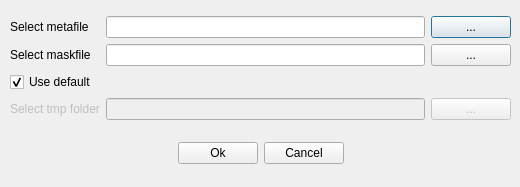
Old version of the form main_form.ui in the repository bastrakov-sergei/Acca_Plugin.
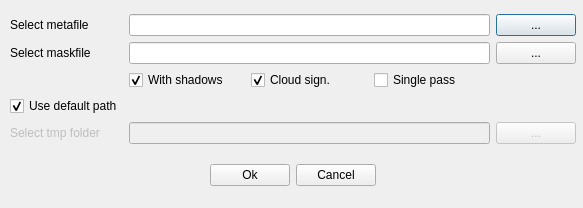
New version of the form.

Commit message: Adding options in main form.

The edit to the form file:
```diff
--- a/main_form.ui
+++ b/main_form.ui
@@ -6,8 +6,8 @@
    <rect>
     <x>0</x>
     <y>0</y>
-    <width>520</width>
-    <height>187</height>
+    <width>583</width>
+    <height>208</height>
    </rect>
   </property>
   <property name="windowTitle">
@@ -18,8 +18,8 @@
     <rect>
      <x>10</x>
      <y>0</y>
-     <width>501</width>
-     <height>181</height>
+     <width>566</width>
+     <height>201</height>
     </rect>
    </property>
    <layout class="QGridLayout" name="gridLayout">
@@ -61,10 +61,10 @@
           </property>
          </widget>
         </item>
-        <item row="2" column="0">
+        <item row="3" column="0">
          <widget class="QCheckBox" name="chkDefault">
           <property name="text">
-           <string>Use default</string>
+           <string>Use default path</string>
           </property>
           <property name="checked">
            <bool>true</bool>
@@ -74,7 +74,7 @@
           </property>
          </widget>
         </item>
-        <item row="3" column="0">
+        <item row="4" column="0">
          <widget class="QLabel" name="lblTmpfolder">
           <property name="enabled">
            <bool>false</bool>
@@ -84,14 +84,14 @@
           </property>
          </widget>
         </item>
-        <item row="3" column="1">
+        <item row="4" column="1">
          <widget class="QLineEdit" name="txtTmpfolder">
           <property name="enabled">
            <bool>false</bool>
           </property>
          </widget>
         </item>
-        <item row="3" column="2">
+        <item row="4" column="2">
          <widget class="QPushButton" name="btnOpenTmpfolder">
           <property name="enabled">
            <bool>false</bool>
@@ -101,6 +101,37 @@
           </property>
          </widget>
         </item>
+        <item row="2" column="1">
+         <layout class="QHBoxLayout" name="horizontalLayout_2">
+          <item>
+           <widget class="QCheckBox" name="chkShadows">
+            <property name="text">
+             <string>With shadows</string>
+            </property>
+            <property name="checked">
+             <bool>true</bool>
+            </property>
+           </widget>
+          </item>
+          <item>
+           <widget class="QCheckBox" name="chkCloud">
+            <property name="text">
+             <string>Cloud sign.</string>
+            </property>
+            <property name="checked">
+             <bool>true</bool>
+            </property>
+           </widget>
+          </item>
+          <item>
+           <widget class="QCheckBox" name="chkPass">
+            <property name="text">
+             <string>Single pass</string>
+            </property>
+           </widget>
+          </item>
+         </layout>
+        </item>
        </layout>
       </item>
      </layout>
```
The commit also changes 5 other files.
